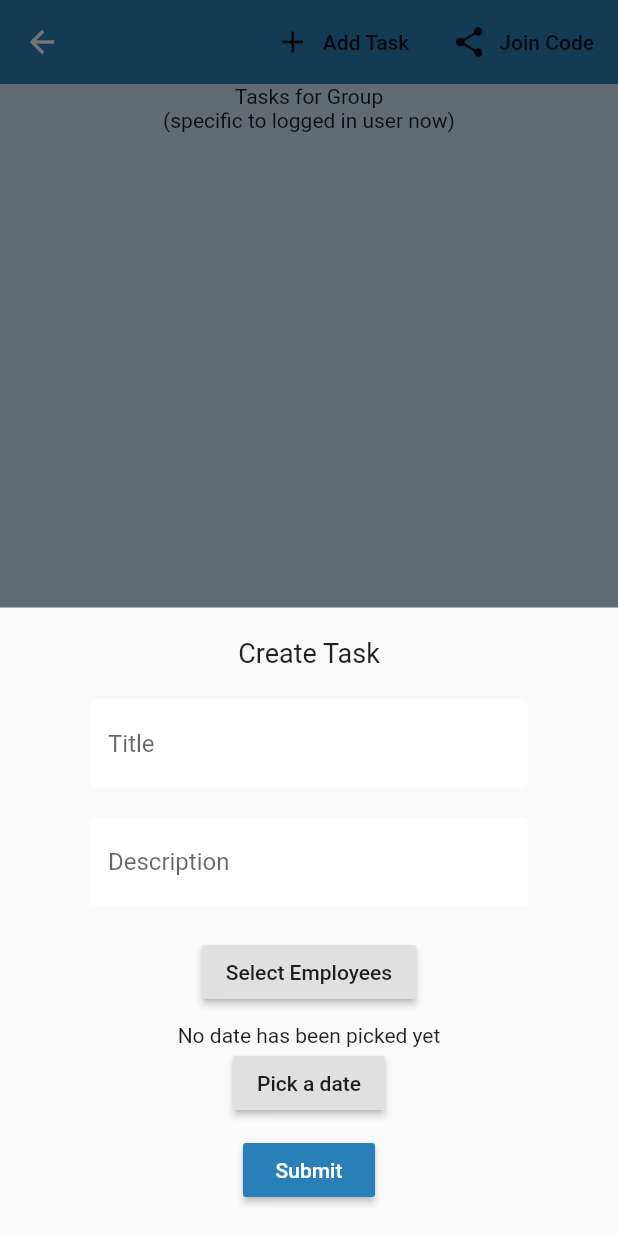
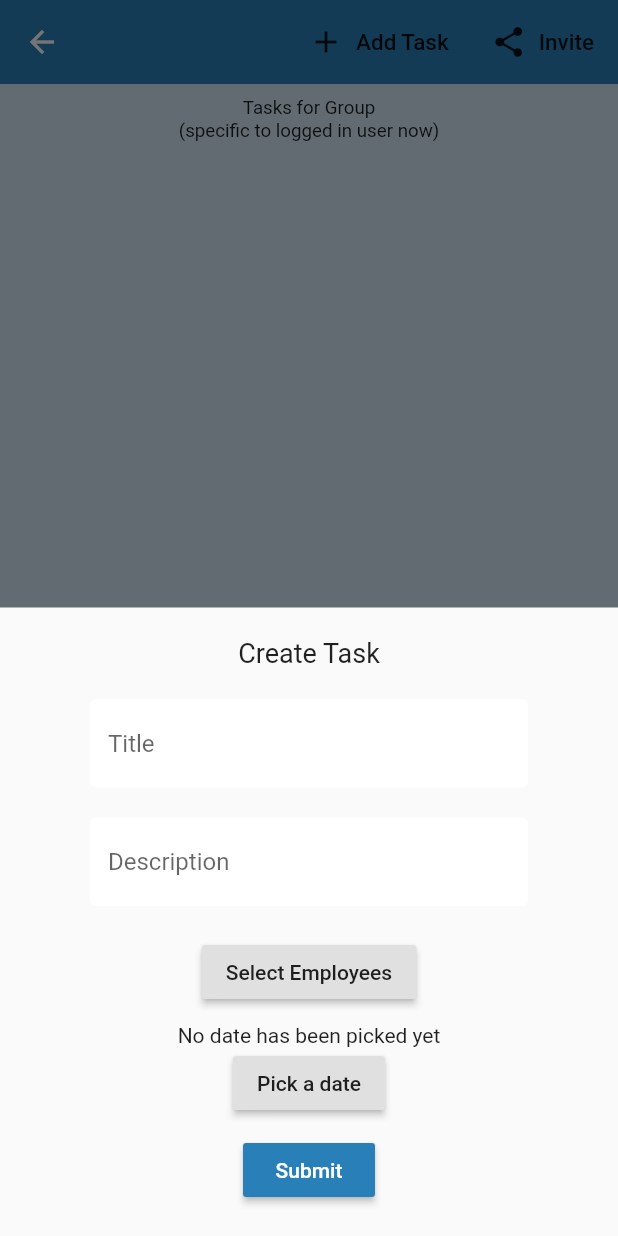
Before and after one commit to YuraT/Alan-AI-Flutter-Firebase, a Flutter app: the GroupDataScreen screen opened directly with empty values, after a tap on "Add Task", on a phone screen of 412 x 824 dp. Run offline on Flutter 3.47's test engine with Material 2 defaults, Android fonts, the phone set to English and light mode, and no system bars; our stand-ins replace cloud_firestore, firebase_auth, flutter_spinkit, rflutter_alert; missing offline and left inert: alan_voice; accounts and stored records are empty.

Commit message:
changed task screen

```diff
--- a/lib/screens/home/group_data_screen.dart
+++ b/lib/screens/home/group_data_screen.dart
@@ -58,12 +58,14 @@ class GroupDataScreenState extends State<GroupDataScreen> {
             actions: <Widget>[
               FlatButton.icon(
                 icon: Icon(Icons.add),
-                label: Text("Add Task"),
+                label: Text('Add Task',
+                  style: TextStyle(fontSize: 15),),
                 onPressed: () => _showTaskAddPanel(),
               ),
               FlatButton.icon(
                 icon: Icon(Icons.share),
-                label: Text('Join Code'),
+                label: Text('Invite',
+                  style: TextStyle(fontSize: 15),),
                 onPressed: () async {
                   String vCode = await DatabaseService().getGroupInvite(
                       user.uid, /*widget.groupData*/ currentGroupData.uid);
--- a/lib/screens/home/tasks_data_list.dart
+++ b/lib/screens/home/tasks_data_list.dart
@@ -21,8 +21,13 @@ class TasksDataListState extends State<TasksDataList> {
     return SingleChildScrollView(
       child: Column(
         children: <Widget>[
-          Text("Tasks for Group"),
-          Text("(specific to logged in user now)"),
+          Padding(
+            padding: const EdgeInsets.fromLTRB(0, 8.0, 0, 0),
+            child: Text("Tasks for Group",
+              style: TextStyle(fontSize: 12.5),),
+          ),
+          Text("(specific to logged in user now)",
+            style: TextStyle(fontSize: 12.5),),
           ListView.builder(
             physics: NeverScrollableScrollPhysics(),
             shrinkWrap: true,
```
Also changed, not shown: lib/screens/home/task_data_tile.dart (+9 -3 lines). Lines whose indentation alone changed are shown as unchanged.
